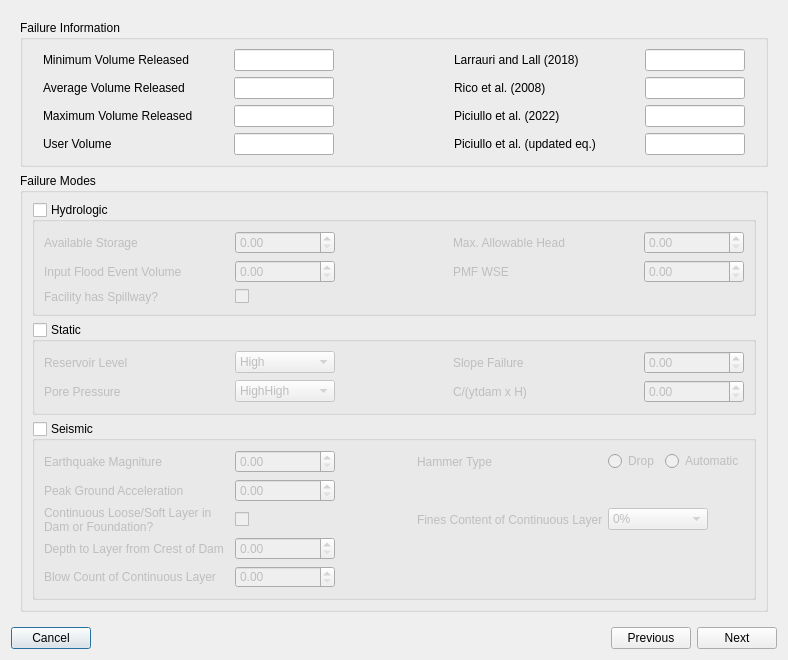
The window that flo2d/ui/breach_hydrograph_tool.ui (FLO-2DSoftware/qgis-flo-2d-plugin) describes before a commit, drawn with Qt 5.
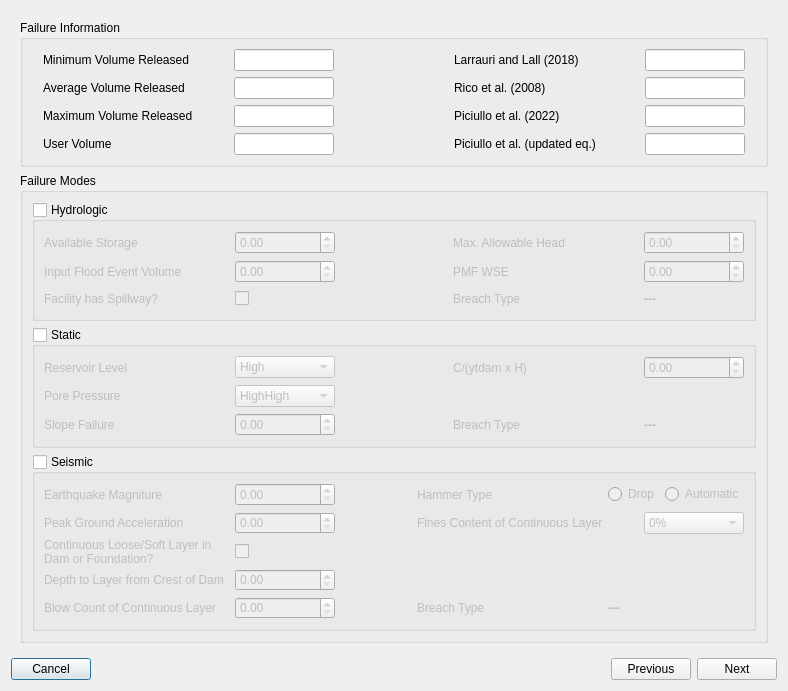
The same window after the commit. The open tabs and pages were chosen to show the change. Icons and pictures are not drawn.

Commit message: Enhance Breach Hydrograph Tool UI with updated widget names, added maximum values for input fields, and improved layout for better usability

```diff
--- a/flo2d/ui/breach_hydrograph_tool.ui
+++ b/flo2d/ui/breach_hydrograph_tool.ui
@@ -10,7 +10,7 @@
     <x>0</x>
     <y>0</y>
     <width>782</width>
-    <height>591</height>
+    <height>617</height>
    </rect>
   </property>
   <property name="windowTitle">
@@ -1375,7 +1375,7 @@
                 </widget>
                </item>
                <item row="2" column="1">
-                <widget class="QCheckBox" name="checkBox">
+                <widget class="QCheckBox" name="spillway_chbox">
                  <property name="layoutDirection">
                   <enum>Qt::LeftToRight</enum>
                  </property>
@@ -1423,7 +1423,7 @@
                 </widget>
                </item>
                <item row="1" column="1">
-                <widget class="QDoubleSpinBox" name="doubleSpinBox_17">
+                <widget class="QDoubleSpinBox" name="input_flood_volume_dsb">
                  <property name="minimumSize">
                   <size>
                    <width>100</width>
@@ -1436,6 +1436,9 @@
                    <height>16777215</height>
                   </size>
                  </property>
+                 <property name="maximum">
+                  <double>99999999.000000000000000</double>
+                 </property>
                 </widget>
                </item>
                <item row="0" column="0">
@@ -1490,7 +1493,7 @@
                 </spacer>
                </item>
                <item row="0" column="4">
-                <widget class="QDoubleSpinBox" name="doubleSpinBox_19">
+                <widget class="QDoubleSpinBox" name="max_allow_head_dsb">
                  <property name="minimumSize">
                   <size>
                    <width>100</width>
@@ -1503,10 +1506,16 @@
                    <height>16777215</height>
                   </size>
                  </property>
+                 <property name="maximum">
+                  <double>99999999.000000000000000</double>
+                 </property>
                 </widget>
                </item>
                <item row="0" column="1">
-                <widget class="QDoubleSpinBox" name="doubleSpinBox_16">
+                <widget class="QDoubleSpinBox" name="available_storage_dsb">
+                 <property name="enabled">
+                  <bool>false</bool>
+                 </property>
                  <property name="minimumSize">
                   <size>
                    <width>100</width>
@@ -1519,10 +1528,13 @@
                    <height>16777215</height>
                   </size>
                  </property>
+                 <property name="maximum">
+                  <double>99999999.000000000000000</double>
+                 </property>
                 </widget>
                </item>
                <item row="1" column="4">
-                <widget class="QDoubleSpinBox" name="doubleSpinBox_18">
+                <widget class="QDoubleSpinBox" name="pmf_wse_dsb">
                  <property name="minimumSize">
                   <size>
                    <width>100</width>
@@ -1535,6 +1547,9 @@
                    <height>16777215</height>
                   </size>
                  </property>
+                 <property name="maximum">
+                  <double>99999999.000000000000000</double>
+                 </property>
                 </widget>
                </item>
                <item row="1" column="2">
@@ -1550,6 +1565,39 @@
                  </property>
                 </spacer>
                </item>
+               <item row="2" column="3">
+                <widget class="QLabel" name="label_64">
+                 <property name="text">
+                  <string>Breach Type</string>
+                 </property>
+                </widget>
+               </item>
+               <item row="2" column="4">
+                <widget class="QLabel" name="label_65">
+                 <property name="font">
+                  <font>
+                   <weight>75</weight>
+                   <bold>true</bold>
+                  </font>
+                 </property>
+                 <property name="text">
+                  <string>---</string>
+                 </property>
+                </widget>
+               </item>
+               <item row="2" column="2">
+                <spacer name="horizontalSpacer_27">
+                 <property name="orientation">
+                  <enum>Qt::Horizontal</enum>
+                 </property>
+                 <property name="sizeHint" stdset="0">
+                  <size>
+                   <width>40</width>
+                   <height>20</height>
+                  </size>
+                 </property>
+                </spacer>
+               </item>
               </layout>
              </widget>
             </item>
@@ -1571,18 +1619,24 @@
                <bool>false</bool>
               </property>
               <layout class="QGridLayout" name="gridLayout_11">
-               <item row="0" column="2">
-                <spacer name="horizontalSpacer_7">
-                 <property name="orientation">
-                  <enum>Qt::Horizontal</enum>
+               <item row="0" column="0">
+                <widget class="QLabel" name="label_26">
+                 <property name="minimumSize">
+                  <size>
+                   <width>185</width>
+                   <height>0</height>
+                  </size>
                  </property>
-                 <property name="sizeHint" stdset="0">
+                 <property name="maximumSize">
                   <size>
-                   <width>40</width>
-                   <height>20</height>
+                   <width>185</width>
+                   <height>16777215</height>
                   </size>
                  </property>
-                </spacer>
+                 <property name="text">
+                  <string>Reservoir Level</string>
+                 </property>
+                </widget>
                </item>
                <item row="1" column="1">
                 <widget class="QComboBox" name="comboBox_7">
@@ -1615,6 +1669,63 @@
                  </item>
                 </widget>
                </item>
+               <item row="0" column="2">
+                <spacer name="horizontalSpacer_7">
+                 <property name="orientation">
+                  <enum>Qt::Horizontal</enum>
+                 </property>
+                 <property name="sizeHint" stdset="0">
+                  <size>
+                   <width>40</width>
+                   <height>20</height>
+                  </size>
+                 </property>
+                </spacer>
+               </item>
+               <item row="1" column="2">
+                <spacer name="horizontalSpacer_12">
+                 <property name="orientation">
+                  <enum>Qt::Horizontal</enum>
+                 </property>
+                 <property name="sizeHint" stdset="0">
+                  <size>
+                   <width>40</width>
+                   <height>20</height>
+                  </size>
+                 </property>
+                </spacer>
+               </item>
+               <item row="0" column="1">
+                <widget class="QComboBox" name="comboBox_6">
+                 <property name="minimumSize">
+                  <size>
+                   <width>100</width>
+                   <height>0</height>
+                  </size>
+                 </property>
+                 <property name="maximumSize">
+                  <size>
+                   <width>100</width>
+                   <height>16777215</height>
+                  </size>
+                 </property>
+                 <item>
+                  <property name="text">
+                   <string>High</string>
+                  </property>
+                 </item>
+                 <item>
+                  <property name="text">
+                   <string>Medium</string>
+                  </property>
+                 </item>
+                 <item>
+                  <property name="text">
+                   <string>Low</string>
+                  </property>
+                 </item>
+                </widget>
+               </item>
                <item row="1" column="0">
                 <widget class="QLabel" name="label_31">
                  <property name="minimumSize">
@@ -1634,58 +1745,7 @@
                  </property>
                 </widget>
                </item>
-               <item row="1" column="3">
-                <widget class="QLabel" name="label_33">
-                 <property name="minimumSize">
-                  <size>
-                   <width>185</width>
-                   <height>0</height>
-                  </size>
-                 </property>
-                 <property name="maximumSize">
-                  <size>
-                   <width>185</width>
-                   <height>16777215</height>
-                  </size>
-                 </property>
-                 <property name="text">
-                  <string>C/(ytdam x H)</string>
-                 </property>
-                </widget>
-               </item>
-               <item row="1" column="2">
-                <spacer name="horizontalSpacer_12">
-                 <property name="orientation">
-                  <enum>Qt::Horizontal</enum>
-                 </property>
-                 <property name="sizeHint" stdset="0">
-                  <size>
-                   <width>40</width>
-                   <height>20</height>
-                  </size>
-                 </property>
-                </spacer>
-               </item>
-               <item row="0" column="0">
-                <widget class="QLabel" name="label_26">
-                 <property name="minimumSize">
-                  <size>
-                   <width>185</width>
-                   <height>0</height>
-                  </size>
-                 </property>
-                 <property name="maximumSize">
-                  <size>
-                   <width>185</width>
-                   <height>16777215</height>
-                  </size>
-                 </property>
-                 <property name="text">
-                  <string>Reservoir Level</string>
-                 </property>
-                </widget>
-               </item>
-               <item row="0" column="3">
+               <item row="2" column="0">
                 <widget class="QLabel" name="label_32">
                  <property name="minimumSize">
                   <size>
@@ -1704,38 +1764,7 @@
                  </property>
                 </widget>
                </item>
-               <item row="0" column="1">
-                <widget class="QComboBox" name="comboBox_6">
-                 <property name="minimumSize">
-                  <size>
-                   <width>100</width>
-                   <height>0</height>
-                  </size>
-                 </property>
-                 <property name="maximumSize">
-                  <size>
-                   <width>100</width>
-                   <height>16777215</height>
-                  </size>
-                 </property>
-                 <item>
-                  <property name="text">
-                   <string>High</string>
-                  </property>
-                 </item>
-                 <item>
-                  <property name="text">
-                   <string>Medium</string>
-                  </property>
-                 </item>
-                 <item>
-                  <property name="text">
-                   <string>Low</string>
-                  </property>
-                 </item>
-                </widget>
-               </item>
-               <item row="0" column="4">
+               <item row="2" column="1">
                 <widget class="QDoubleSpinBox" name="doubleSpinBox_20">
                  <property name="minimumSize">
                   <size>
@@ -1749,9 +1778,31 @@
                    <height>16777215</height>
                   </size>
                  </property>
+                 <property name="maximum">
+                  <double>99999999.000000000000000</double>
+                 </property>
                 </widget>
                </item>
-               <item row="1" column="4">
+               <item row="0" column="3">
+                <widget class="QLabel" name="label_33">
+                 <property name="minimumSize">
+                  <size>
+                   <width>185</width>
+                   <height>0</height>
+                  </size>
+                 </property>
+                 <property name="maximumSize">
+                  <size>
+                   <width>185</width>
+                   <height>16777215</height>
+                  </size>
+                 </property>
+                 <property name="text">
+                  <string>C/(ytdam x H)</string>
+                 </property>
+                </widget>
+               </item>
+               <item row="0" column="4">
                 <widget class="QDoubleSpinBox" name="doubleSpinBox_21">
                  <property name="minimumSize">
                   <size>
@@ -1765,8 +1816,44 @@
                    <height>16777215</height>
                   </size>
                  </property>
+                 <property name="maximum">
+                  <double>99999999.000000000000000</double>
+                 </property>
                 </widget>
                </item>
+               <item row="2" column="3">
+                <widget class="QLabel" name="label_66">
+                 <property name="text">
+                  <string>Breach Type</string>
+                 </property>
+                </widget>
+               </item>
+               <item row="2" column="4">
+                <widget class="QLabel" name="label_67">
+                 <property name="font">
+                  <font>
+                   <weight>75</weight>
+                   <bold>true</bold>
+                  </font>
+                 </property>
+                 <property name="text">
+                  <string>---</string>
+                 </property>
+                </widget>
+               </item>
+               <item row="2" column="2">
+                <spacer name="horizontalSpacer_26">
+                 <property name="orientation">
+                  <enum>Qt::Horizontal</enum>
+                 </property>
+                 <property name="sizeHint" stdset="0">
+                  <size>
+                   <width>40</width>
+                   <height>20</height>
+                  </size>
+                 </property>
+                </spacer>
+               </item>
               </layout>
              </widget>
             </item>
@@ -1802,6 +1889,9 @@
                    <height>16777215</height>
                   </size>
                  </property>
+                 <property name="maximum">
+                  <double>99999999.000000000000000</double>
+                 </property>
                 </widget>
                </item>
                <item row="1" column="1">
@@ -1818,6 +1908,9 @@
                    <height>16777215</height>
                   </size>
                  </property>
+                 <property name="maximum">
+                  <double>99999999.000000000000000</double>
+                 </property>
                 </widget>
                </item>
                <item row="0" column="1">
@@ -1834,6 +1927,9 @@
                    <height>16777215</height>
                   </size>
                  </property>
+                 <property name="maximum">
+                  <double>99999999.000000000000000</double>
+                 </property>
                 </widget>
                </item>
                <item row="0" column="4" colspan="3">
@@ -1928,47 +2024,6 @@
                  </property>
                 </widget>
                </item>
-               <item row="2" column="4" colspan="3">
-                <widget class="QComboBox" name="comboBox_8">
-                 <property name="minimumSize">
-                  <size>
-                   <width>100</width>
-                   <height>0</height>
-                  </size>
-                 </property>
-                 <property name="maximumSize">
-                  <size>
-                   <width>100</width>
-                   <height>16777215</height>
-                  </size>
-                 </property>
-                 <item>
-                  <property name="text">
-                   <string>0%</string>
-                  </property>
-                 </item>
-                 <item>
-                  <property name="text">
-                   <string>10%</string>
-                  </property>
-                 </item>
-                 <item>
-                  <property name="text">
-                   <string>25%</string>
-                  </property>
-                 </item>
-                 <item>
-                  <property name="text">
-                   <string>50%</string>
-                  </property>
-                 </item>
-                 <item>
-                  <property name="text">
-                   <string>75%</string>
-                  </property>
-                 </item>
-                </widget>
-               </item>
                <item row="4" column="1">
                 <widget class="QDoubleSpinBox" name="doubleSpinBox_25">
                  <property name="minimumSize">
@@ -1983,6 +2038,9 @@
                    <height>16777215</height>
                   </size>
                  </property>
+                 <property name="maximum">
+                  <double>99999999.000000000000000</double>
+                 </property>
                 </widget>
                </item>
                <item row="2" column="0">
@@ -2031,6 +2089,9 @@
                  <property name="orientation">
                   <enum>Qt::Horizontal</enum>
                  </property>
+                 <property name="sizeType">
+                  <enum>QSizePolicy::Expanding</enum>
+                 </property>
                  <property name="sizeHint" stdset="0">
                   <size>
                    <width>40</width>
@@ -2039,25 +2100,6 @@
                  </property>
                 </spacer>
                </item>
-               <item row="2" column="3">
-                <widget class="QLabel" name="label_37">
-                 <property name="minimumSize">
-                  <size>
-                   <width>185</width>
-                   <height>0</height>
-                  </size>
-                 </property>
-                 <property name="maximumSize">
-                  <size>
-                   <width>185</width>
-                   <height>16777215</height>
-                  </size>
-                 </property>
-                 <property name="text">
-                  <string>Fines Content of Continuous Layer</string>
-                 </property>
-                </widget>
-               </item>
                <item row="3" column="0">
                 <widget class="QLabel" name="label_35">
                  <property name="minimumSize">
@@ -2109,6 +2151,117 @@
                  </property>
                 </widget>
                </item>
+               <item row="4" column="3">
+                <widget class="QLabel" name="label_68">
+                 <property name="minimumSize">
+                  <size>
+                   <width>185</width>
+                   <height>0</height>
+                  </size>
+                 </property>
+                 <property name="maximumSize">
+                  <size>
+                   <width>185</width>
+                   <height>16777215</height>
+                  </size>
+                 </property>
+                 <property name="text">
+                  <string>Breach Type</string>
+                 </property>
+                </widget>
+               </item>
+               <item row="4" column="4" colspan="3">
+                <widget class="QLabel" name="label_69">
+                 <property name="font">
+                  <font>
+                   <weight>75</weight>
+                   <bold>true</bold>
+                  </font>
+                 </property>
+                 <property name="text">
+                  <string>---</string>
+                 </property>
+                </widget>
+               </item>
+               <item row="1" column="3">
+                <widget class="QLabel" name="label_37">
+                 <property name="minimumSize">
+                  <size>
+                   <width>185</width>
+                   <height>0</height>
+                  </size>
+                 </property>
+                 <property name="maximumSize">
+                  <size>
+                   <width>185</width>
+                   <height>16777215</height>
+                  </size>
+                 </property>
+                 <property name="text">
+                  <string>Fines Content of Continuous Layer</string>
+                 </property>
+                </widget>
+               </item>
+               <item row="1" column="6">
+                <widget class="QComboBox" name="comboBox_8">
+                 <property name="sizePolicy">
+                  <sizepolicy hsizetype="Minimum" vsizetype="Fixed">
+                   <horstretch>0</horstretch>
+                   <verstretch>0</verstretch>
+                  </sizepolicy>
+                 </property>
+                 <property name="minimumSize">
+                  <size>
+                   <width>100</width>
+                   <height>0</height>
+                  </size>
+                 </property>
+                 <property name="maximumSize">
+                  <size>
+                   <width>100</width>
+                   <height>16777215</height>
+                  </size>
+                 </property>
+                 <item>
+                  <property name="text">
+                   <string>0%</string>
+                  </property>
+                 </item>
+                 <item>
+                  <property name="text">
+                   <string>10%</string>
+                  </property>
+                 </item>
+                 <item>
+                  <property name="text">
+                   <string>25%</string>
+                  </property>
+                 </item>
+                 <item>
+                  <property name="text">
+                   <string>50%</string>
+                  </property>
+                 </item>
+                 <item>
+                  <property name="text">
+                   <string>75%</string>
+                  </property>
+                 </item>
+                </widget>
+               </item>
+               <item row="1" column="2">
+                <spacer name="horizontalSpacer_25">
+                 <property name="orientation">
+                  <enum>Qt::Horizontal</enum>
+                 </property>
+                 <property name="sizeHint" stdset="0">
+                  <size>
+                   <width>40</width>
+                   <height>20</height>
+                  </size>
+                 </property>
+                </spacer>
+               </item>
               </layout>
              </widget>
             </item>
```
Left out of the diff: 13 changed lines with no effect on the pictures. The commit also changes 1 other file.
